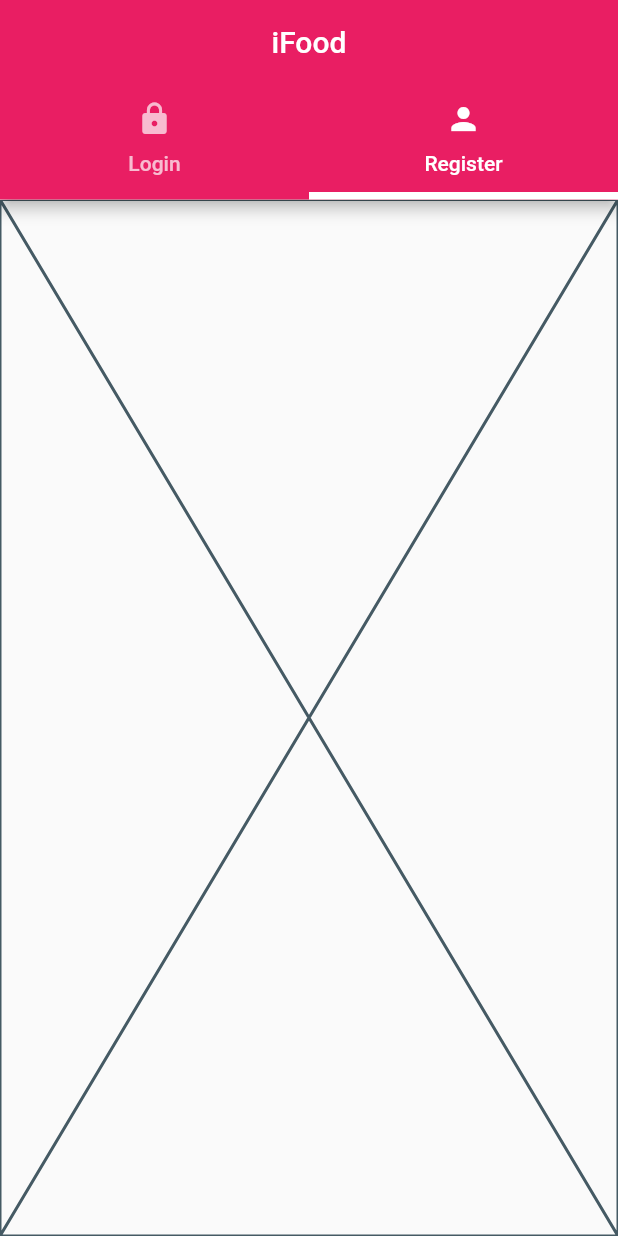
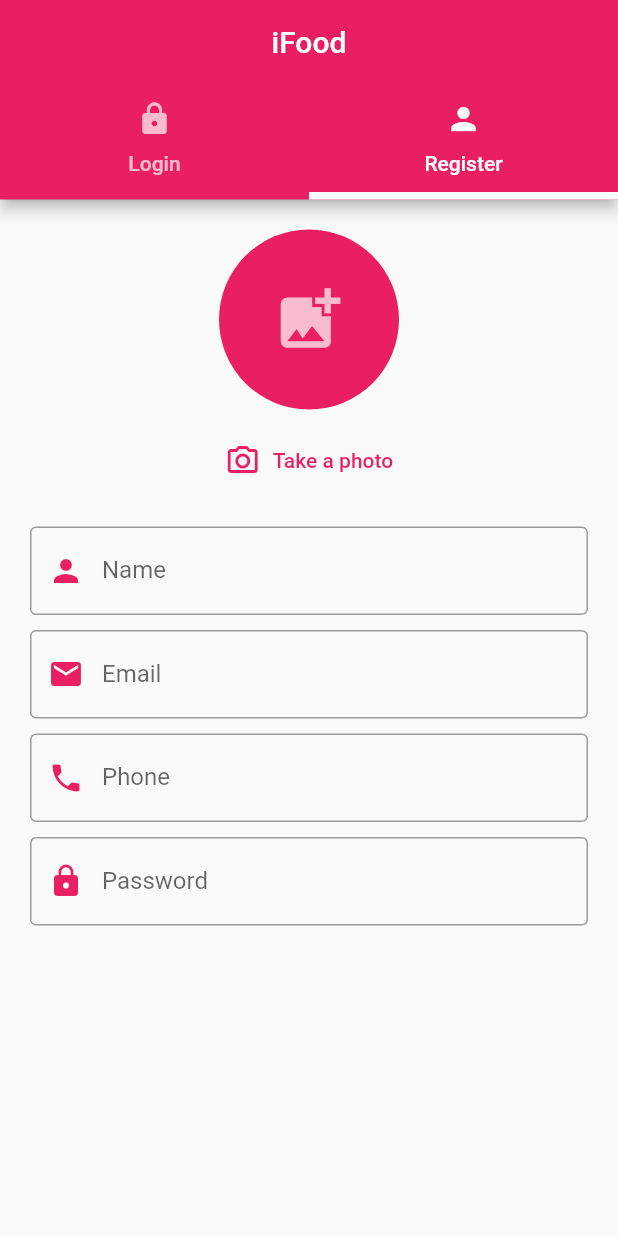
Before and after one commit to mydigita/food-order-and-delivery-app, a Flutter app: the screen it shows after launch, tab 2 chosen, on a phone screen of 412 x 824 dp. Run offline on Flutter 3.47's test engine with Material 2 defaults, Android fonts, the light colour scheme and no system bars; our stand-ins replace image_picker.

Commit message:
design register page

```diff
--- a/lib/authentication/register.dart
+++ b/lib/authentication/register.dart
@@ -1,4 +1,7 @@
+import 'dart:io';
+
 import 'package:flutter/material.dart';
+import 'package:image_picker/image_picker.dart';
 
 class RegisterScreen extends StatefulWidget {
   const RegisterScreen({super.key});
@@ -8,8 +11,103 @@ class RegisterScreen extends StatefulWidget {
 }
 
 class _RegisterScreenState extends State<RegisterScreen> {
+  GlobalKey<FormState> _formKey = GlobalKey();
+  XFile? imageXFile;
+  final ImagePicker _picker = ImagePicker();
+  TextEditingController phoneController = TextEditingController();
+  TextEditingController passwordController = TextEditingController();
+  TextEditingController confirmPasswordController = TextEditingController();
+  TextEditingController emailController = TextEditingController();
+  TextEditingController locationController = TextEditingController();
+  TextEditingController nameController = TextEditingController();
+
   @override
   Widget build(BuildContext context) {
-    return const Placeholder();
+    return SingleChildScrollView(
+      padding: const EdgeInsets.all(20.0),
+      child: Column(
+        children: [
+          Column(
+            mainAxisAlignment: MainAxisAlignment.center,
+            crossAxisAlignment: CrossAxisAlignment.center,
+            children: [
+              InkWell(
+                child: CircleAvatar(
+                  radius: 60.0,
+                  backgroundImage: imageXFile == null
+                      ? null
+                      : FileImage(File(imageXFile!.path)),
+                  backgroundColor: Colors.pink,
+                  child: imageXFile == null
+                      ? const Icon(
+                          Icons.add_photo_alternate,
+                          size: 50,
+                        )
+                      : null,
+                ),
+              ),
+              const SizedBox(height: 10),
+              TextButton.icon(
+                onPressed: () {},
+                icon: const Icon(Icons.camera_alt_outlined),
+                label: const Text('Take a photo'),
+              ),
+            ],
+          ),
+          const SizedBox(height: 20),
+          Form(
+            key: _formKey,
+            child: Column(
+              children: [
+                TextFormField(
+                  controller: nameController,
+                  decoration: InputDecoration(
+                    border: const OutlineInputBorder(),
+                    prefixIcon: Icon(
+                      Icons.person,
+                      color: Theme.of(context).primaryColor,
+                    ),
+                    labelText: "Name",
+                  ),
+                ),
+                const SizedBox(height: 10),
+                TextFormField(
+                  controller: emailController,
+                  decoration: InputDecoration(
+                    border: const OutlineInputBorder(),
+                    labelText: "Email",
+                    prefixIcon: Icon(
+                      Icons.email,
+                      color: Theme.of(context).primaryColor,
+                    ),
+                  ),
+                ),
+                const SizedBox(height: 10),
+                TextFormField(
+                  controller: phoneController,
+                  decoration: InputDecoration(
+                    border: const OutlineInputBorder(),
+                    prefixIcon: Icon(Icons.phone,
+                        color: Theme.of(context).primaryColor),
+                    labelText: "Phone",
+                  ),
+                ),
+                const SizedBox(height: 10),
+                TextFormField(
+                  controller: passwordController,
+                  obscureText: true,
+                  cursorColor: Colors.blue,
+                  decoration: InputDecoration(
+                      border: const OutlineInputBorder(),
+                      prefixIcon: Icon(Icons.lock,
+                          color: Theme.of(context).primaryColor),
+                      labelText: "Password"),
+                ),
+              ],
+            ),
+          ),
+        ],
+      ),
+    );
   }
 }
--- a/pubspec.yaml
+++ b/pubspec.yaml
@@ -35,6 +35,7 @@ dependencies:
   # The following adds the Cupertino Icons font to your application.
   # Use with the CupertinoIcons class for iOS style icons.
   cupertino_icons: ^1.0.2
+  image_picker: ^0.8.7+1
 
 dev_dependencies:
   flutter_test:
```
Also changed, not shown: lib/widgets/customtextfield.dart (added, +45 -0 lines), pubspec.lock, 1 other file.
